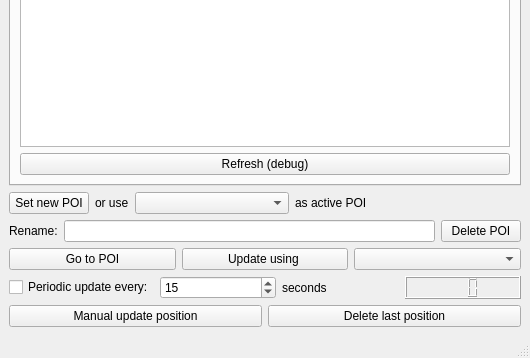
Before: the Qt Designer form gui/PoiManager/PoiManagerGuiUI.ui in Ulm-IQO/qudi, drawn with Qt 5; both pictures show x 0 to 530 and y 440 to 798 of the 530 by 798 pixel window.
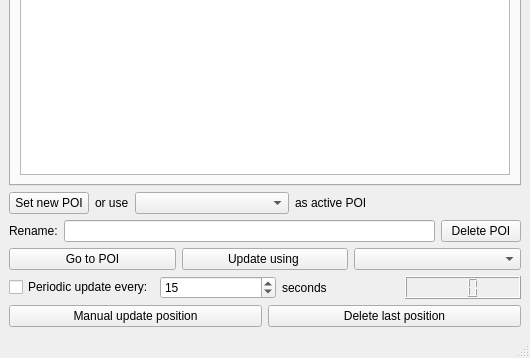
After: the same form once the commit is applied. The open tabs and pages were chosen to show the change. Custom widgets are drawn as their Qt base class.

Commit message: Removed debug button from POI Manager GUI, and improved display size of POI markers.

```diff
--- a/gui/PoiManager/PoiManagerGuiUI.ui
+++ b/gui/PoiManager/PoiManagerGuiUI.ui
@@ -62,13 +62,6 @@
           </property>
          </widget>
         </item>
-        <item>
-         <widget class="QPushButton" name="shift_refresh_Button">
-          <property name="text">
-           <string>Refresh (debug)</string>
-          </property>
-         </widget>
-        </item>
        </layout>
       </widget>
       <widget class="QWidget" name="tab">
```
Left out of the diff: 2 changed lines with no effect on the pictures. The commit also changes 2 other files.
